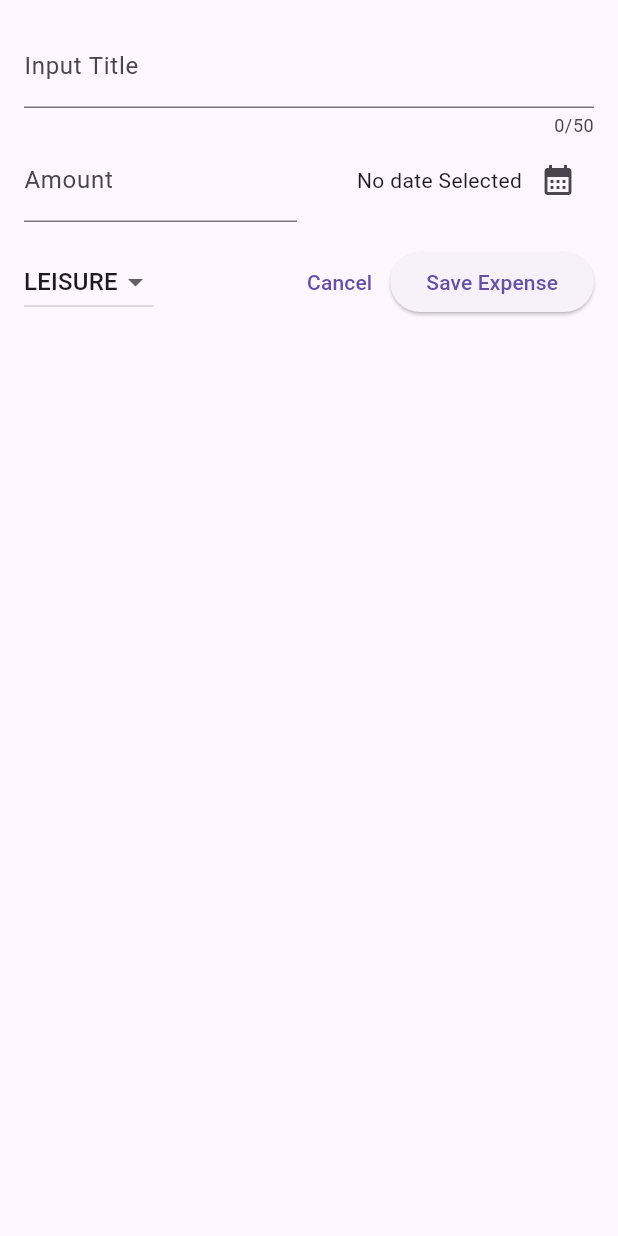
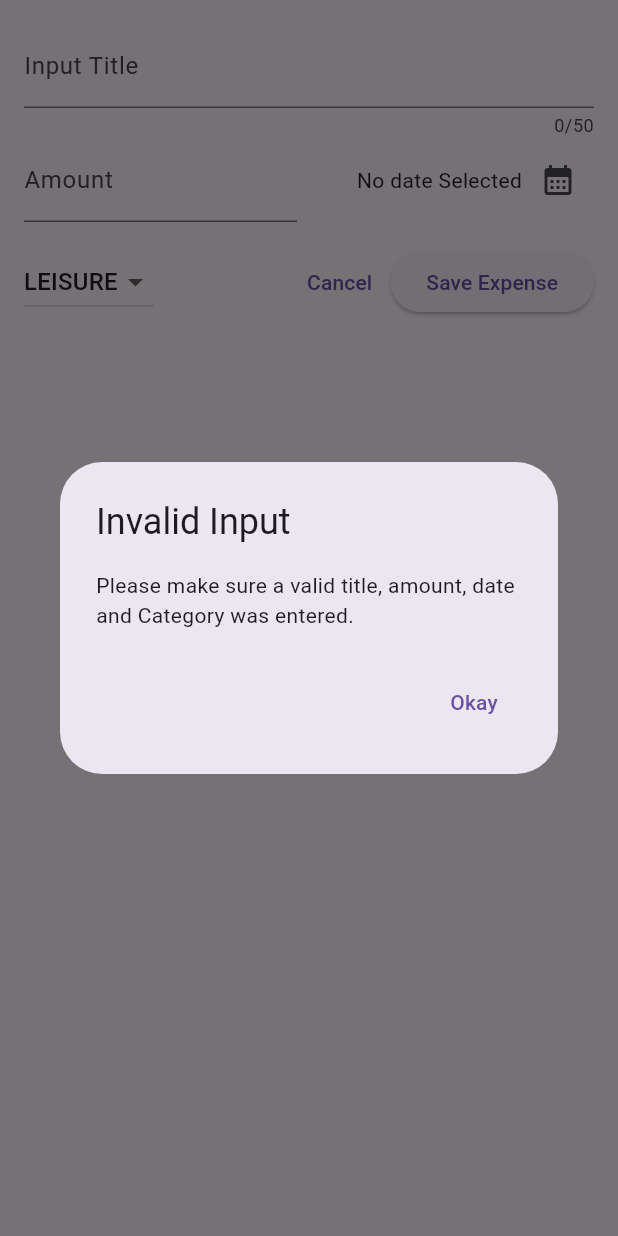
Before and after one commit to atomicstructure/expense_tracker, a Flutter app: the NewExpense widget shown alone on an empty page, opened directly, after a tap on "Save Expense", on a phone screen of 412 x 824 dp. Run offline on Flutter 3.47's test engine with Material 2 defaults, Android fonts, the phone set to English and light mode, and no system bars.

Commit message:
Added an Error message popup

```diff
--- a/expense_tracker/lib/widgets/new_expense.dart
+++ b/expense_tracker/lib/widgets/new_expense.dart
@@ -29,6 +29,33 @@ class _NewExpenseState extends State<NewExpense> {
     setState(() {
       _selectedDate = pickedDate;
     });
+  }
+
+  void _submitExpenseData() {
+    final enteredAmount = double.tryParse(_amountController.text);
+    final amountIsInvalid = enteredAmount == null || enteredAmount <= 0;
+
+    if (_titleController.text.trim().isEmpty ||
+        amountIsInvalid ||
+        _selectedDate == null) {
+      showDialog(
+        context: context,
+        builder: (ctx) => AlertDialog(
+          title: const Text('Invalid Input'),
+          content: const Text(
+              'Please make sure a valid title, amount, date and Category was entered.'),
+          actions: [
+            TextButton(
+              onPressed: () {
+                Navigator.pop(ctx);
+              },
+              child: const Text('Okay'),
+            )
+          ],
+        ),
+      );
+      return;
+    }
   }
 
   @override
@@ -119,13 +146,10 @@ class _NewExpenseState extends State<NewExpense> {
                 child: const Text('Cancel'),
               ),
               ElevatedButton(
-                  onPressed: () {
-                    print(_amountController.text);
-                    print(_titleController.text);
-                  },
+                  onPressed: _submitExpenseData,
                   child: const Text('Save Expense'))
             ],
-          )
+          ),
         ],
       ),
     );
```
